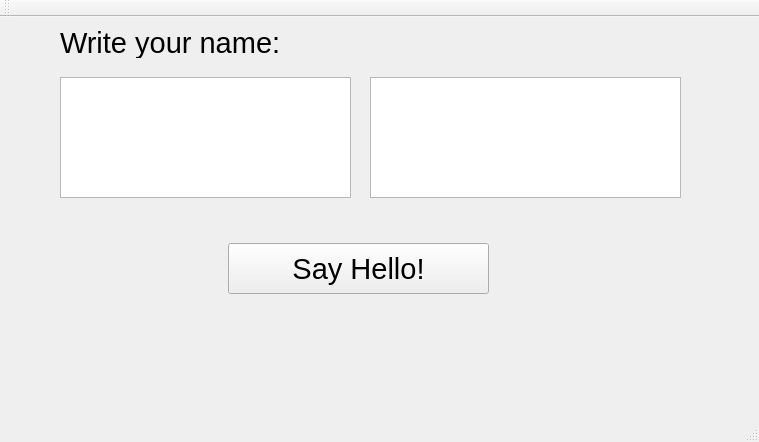
Above: mainwindow.ui from fabian121/QtExaples2 before the change. Below: the same form after it.
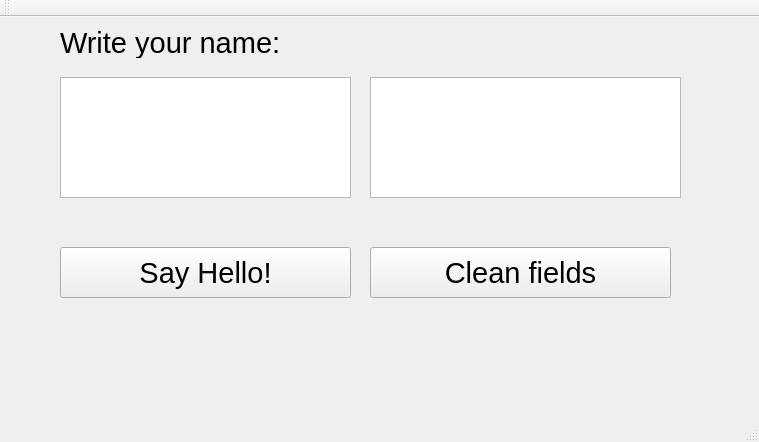
That is the form after the change.

```diff
--- a/mainwindow.ui
+++ b/mainwindow.ui
@@ -65,9 +65,9 @@
    <widget class="QPushButton" name="btnSayHello">
     <property name="geometry">
      <rect>
-      <x>228</x>
-      <y>226</y>
-      <width>261</width>
+      <x>60</x>
+      <y>230</y>
+      <width>291</width>
       <height>51</height>
      </rect>
     </property>
@@ -80,6 +80,24 @@
      <string>Say Hello!</string>
     </property>
    </widget>
+   <widget class="QPushButton" name="btnClean">
+    <property name="geometry">
+     <rect>
+      <x>370</x>
+      <y>230</y>
+      <width>301</width>
+      <height>51</height>
+     </rect>
+    </property>
+    <property name="font">
+     <font>
+      <pointsize>22</pointsize>
+     </font>
+    </property>
+    <property name="text">
+     <string>Clean fields</string>
+    </property>
+   </widget>
   </widget>
   <widget class="QMenuBar" name="menuBar">
    <property name="geometry">
```
